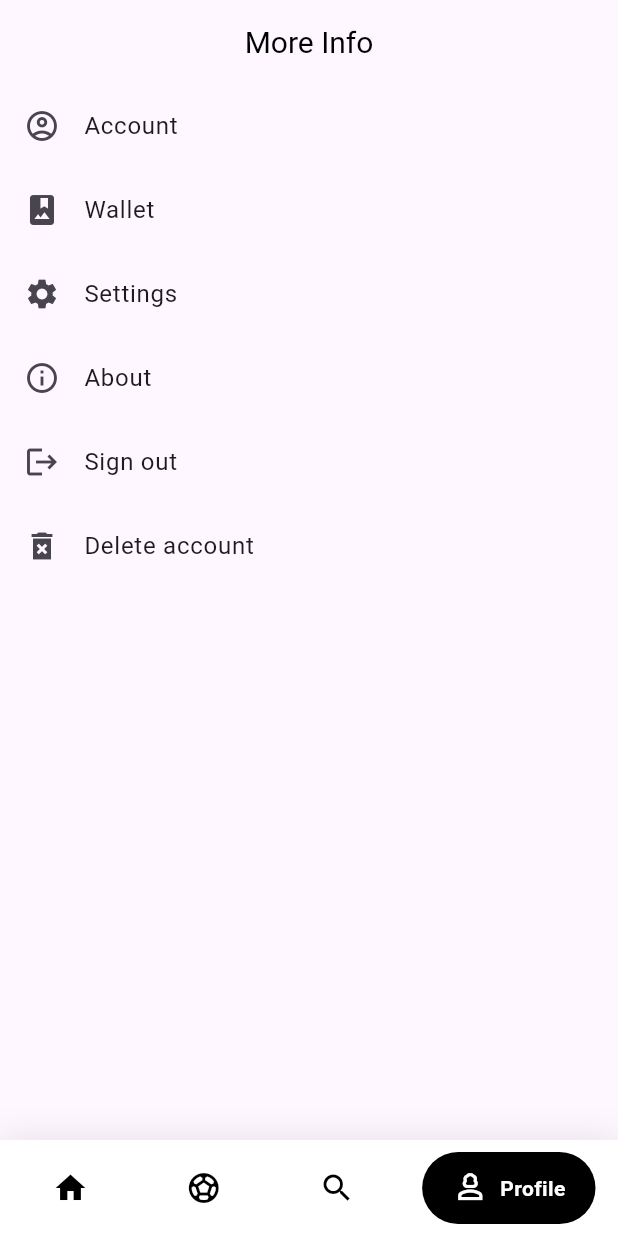
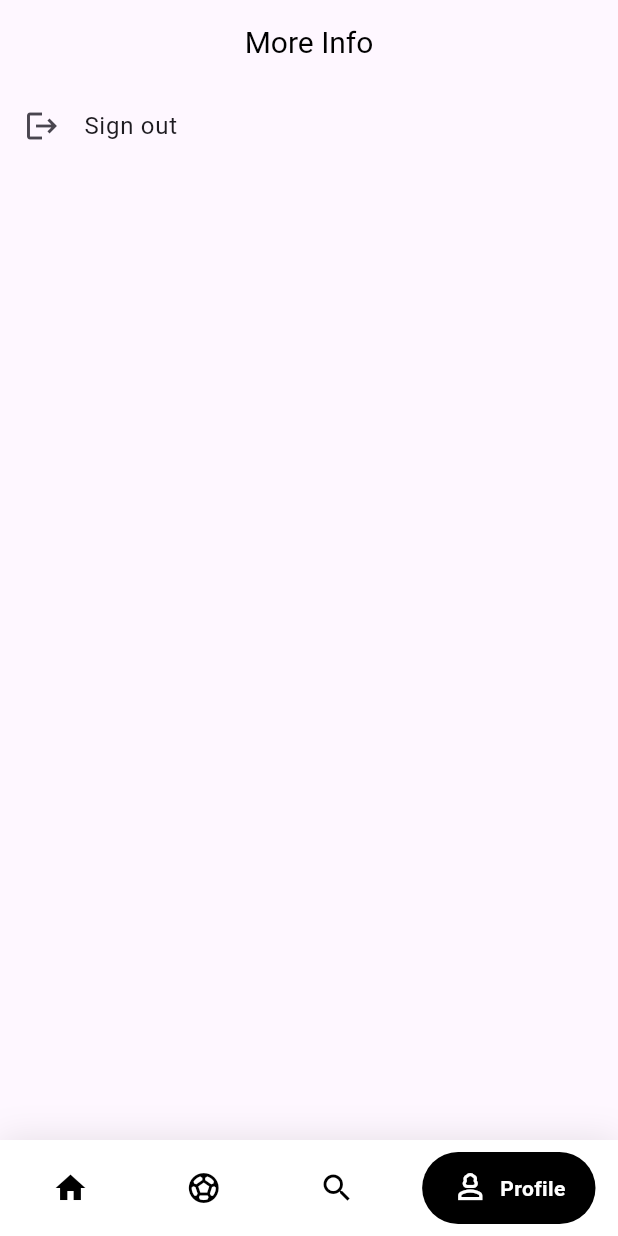
Before and after one commit to matcris81/SportsApp, a Flutter app: the screen it shows once a user with an empty profile is signed in, item 4 of the bottom bar chosen, on a phone screen of 412 x 824 dp. Run offline on Flutter 3.47's test engine with Material 3 defaults, Android fonts, the phone set to English and light mode, and no system bars; drawn by our look-alikes of google_nav_bar; our stand-ins replace firebase_auth, firebase_core, firebase_messaging, flutter_local_notifications, geocoding, geolocator and 7 more; missing offline and left inert: dart:ffi, pay; accounts and stored records are empty; network calls fail.

Commit message:
fixed amount to pay bug, removed tiles in more_info screen

```diff
--- a/footy_fix/lib/screens/navigation_screens/more_info.dart
+++ b/footy_fix/lib/screens/navigation_screens/more_info.dart
@@ -26,28 +26,28 @@ class _ProfileScreenState extends State<ProfileScreen> {
         ),
         body: ListView(
           children: <Widget>[
-            ListTile(
-                leading: const Icon(Icons.account_circle_outlined),
-                title: const Text('Account'),
-                onTap: () {
-                  Navigator.push(
-                    context,
-                    MaterialPageRoute(
-                        builder: (context) => const AccountScreen()),
-                  );
-                }),
-            ListTile(
-                leading: const Icon(Icons.photo_album),
-                title: const Text('Wallet'),
-                onTap: () {}),
-            ListTile(
-                leading: const Icon(Icons.settings),
-                title: const Text('Settings'),
-                onTap: () {}),
-            ListTile(
-                leading: const Icon(Icons.info_outline),
-                title: const Text('About'),
-                onTap: () {}),
+            // ListTile(
+            //     leading: const Icon(Icons.account_circle_outlined),
+            //     title: const Text('Account'),
+            //     onTap: () {
+            //       Navigator.push(
+            //         context,
+            //         MaterialPageRoute(
+            //             builder: (context) => const AccountScreen()),
+            //       );
+            //     }),
+            // ListTile(
+            //     leading: const Icon(Icons.photo_album),
+            //     title: const Text('Wallet'),
+            //     onTap: () {}),
+            // ListTile(
+            //     leading: const Icon(Icons.settings),
+            //     title: const Text('Settings'),
+            //     onTap: () {}),
+            // ListTile(
+            //     leading: const Icon(Icons.info_outline),
+            //     title: const Text('About'),
+            //     onTap: () {}),
             ListTile(
                 leading: const Icon(Icons.logout),
                 title: const Text('Sign out'),
@@ -61,10 +61,10 @@ class _ProfileScreenState extends State<ProfileScreen> {
                     MaterialPageRoute(builder: (context) => const LoginPage()),
                   );
                 }),
-            ListTile(
-                leading: const Icon(Icons.delete_forever_sharp),
-                title: const Text('Delete account'),
-                onTap: () {}),
+            // ListTile(
+            //     leading: const Icon(Icons.delete_forever_sharp),
+            //     title: const Text('Delete account'),
+            //     onTap: () {}),
           ],
         ),
       ),
```
Also changed, not shown: footy_fix/lib/components/venues_tile.dart (+11 -11 lines), footy_fix/lib/screens/payment_screen.dart (+57 -51 lines).
